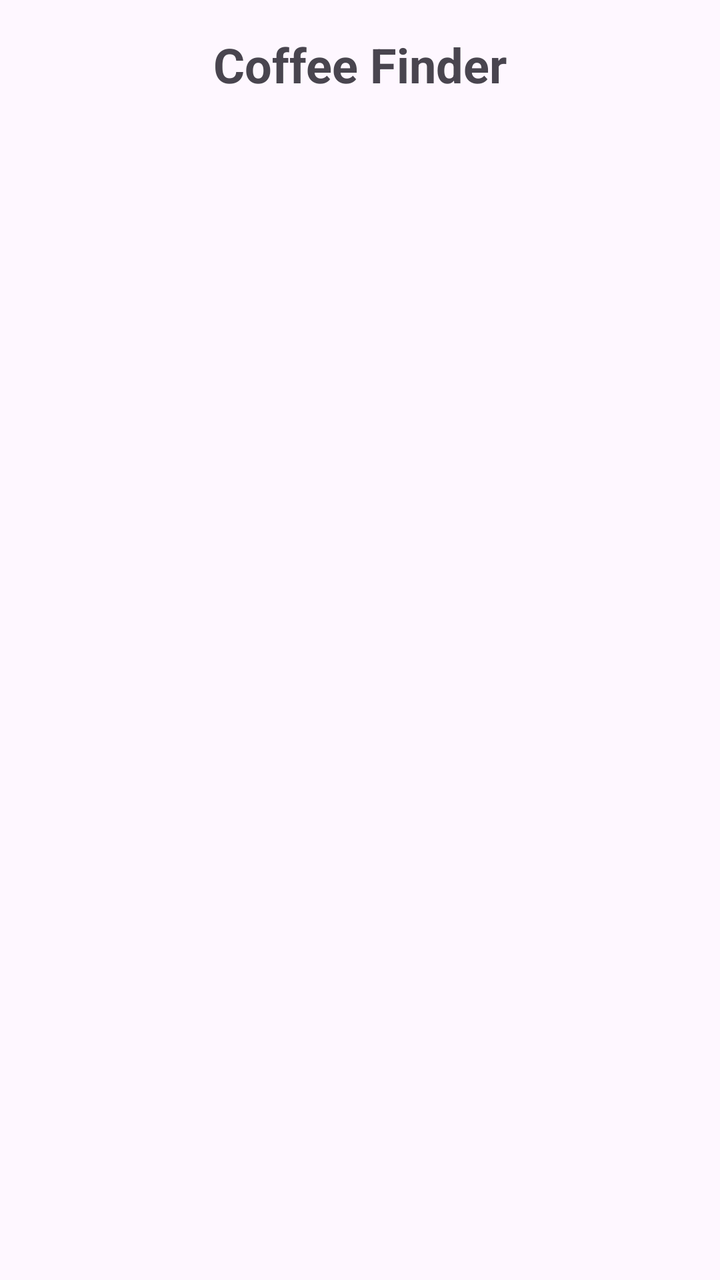
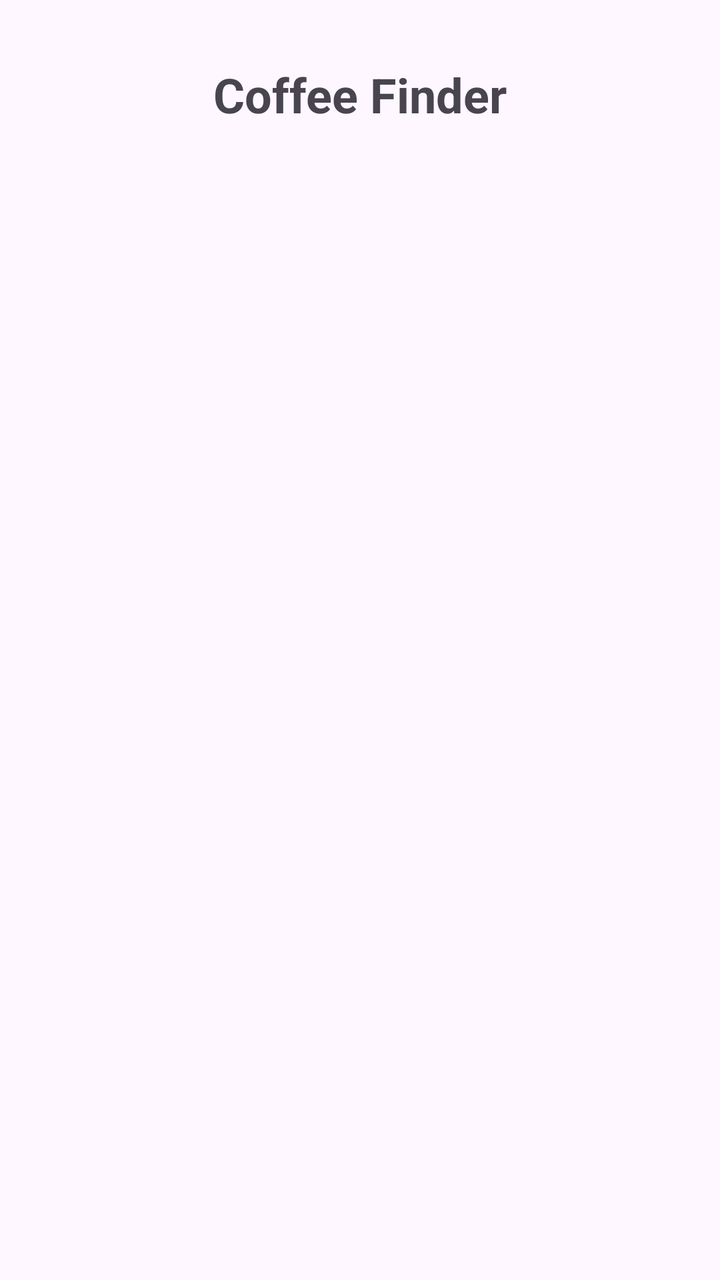

Screens rendered from an Android XML layout before and after an edit, with the pre-edit source and the edit as a unified diff.
<!-- AndroidManifest.xml: application theme Theme.CoffeeFinderAppAssignment -->
<!-- res/layout/activity_main.xml -->
<?xml version="1.0" encoding="utf-8"?>
<androidx.constraintlayout.widget.ConstraintLayout xmlns:android="http://schemas.android.com/apk/res/android"
    xmlns:app="http://schemas.android.com/apk/res-auto"
    xmlns:tools="http://schemas.android.com/tools"
    android:id="@+id/main"
    android:layout_width="match_parent"
    android:layout_height="match_parent"
    android:padding="16dp"
    tools:context=".MainActivity">

    <TextView
        android:id="@+id/tvTitle"
        android:layout_width="0dp"
        android:layout_height="wrap_content"
        android:gravity="center"
        android:text="Coffee Finder"
        android:textSize="24sp"
        android:textStyle="bold"
        app:layout_constraintEnd_toEndOf="parent"
        app:layout_constraintStart_toStartOf="parent"
        app:layout_constraintTop_toTopOf="parent" />

    <ListView
        android:id="@+id/listCoffeeShops"
        android:layout_width="0dp"
        android:layout_height="0dp"
        android:layout_marginTop="12dp"
        app:layout_constraintBottom_toBottomOf="parent"
        app:layout_constraintEnd_toEndOf="parent"
        app:layout_constraintStart_toStartOf="parent"
        app:layout_constraintTop_toBottomOf="@id/tvTitle" />

</androidx.constraintlayout.widget.ConstraintLayout>
<!-- resources referenced by this layout -->
<resources>
  <style name="Theme.CoffeeFinderAppAssignment" parent="Base.Theme.CoffeeFinderAppAssignment" />
  <style name="Base.Theme.CoffeeFinderAppAssignment" parent="Theme.Material3.DayNight">
          
          
      </style>
</resources>

<!-- the commit's change to res/layout/activity_main.xml (unified diff, before → after) -->
@@ -12,6 +12,7 @@
         android:id="@+id/tvTitle"
         android:layout_width="0dp"
         android:layout_height="wrap_content"
+        android:layout_marginTop="15dp"
         android:gravity="center"
         android:text="Coffee Finder"
         android:textSize="24sp"
